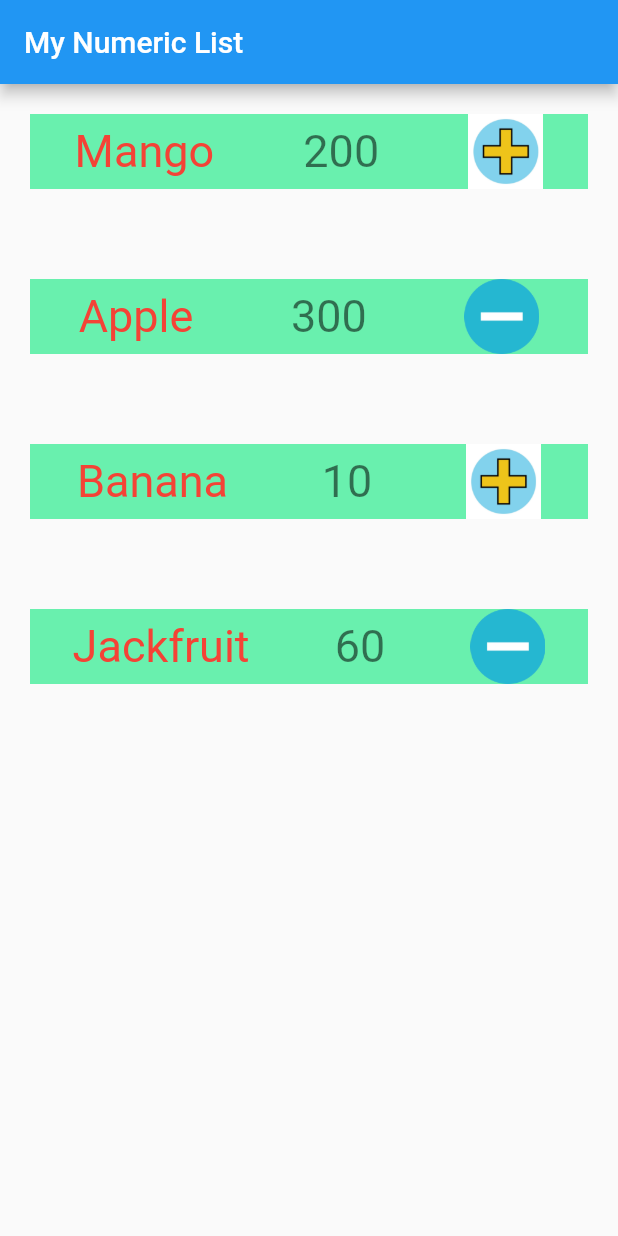
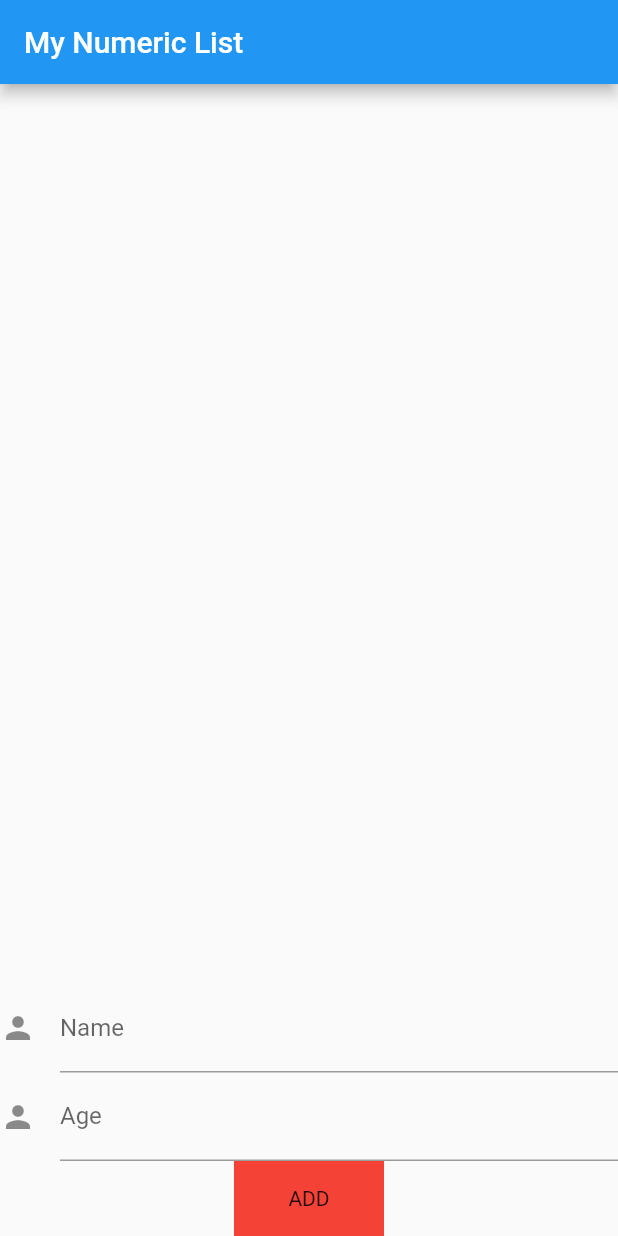
Before and after one commit to FakhrulASA/flutter_list_class_2, a Flutter app: the screen it shows after launch, on a phone screen of 412 x 824 dp. Run offline on Flutter 3.47's test engine with Material 2 defaults, Android fonts, the phone set to English and light mode, and no system bars.

Commit message:
- plus/minus

```diff
--- a/lib/main.dart
+++ b/lib/main.dart
@@ -12,9 +12,12 @@ class MyListView extends StatefulWidget {
 }
 
 class _MyListViewState extends State<MyListView> {
-  List<String> myList = ["Mango", "Apple", "Banana", "Jackfruit"];
-  List<String> myListPrice = ["200", "300", "10", "60"];
-  List<String> myListImage = ["asset/plus.png", "asset/minus.png", "asset/plus.png", "asset/minus.png"];
+  List<String> myList = [];
+  List<String> myListPrice = [];
+  String plus = "asset/plus.png";
+  String minus = "asset/minus.png";
+  String name = "";
+  String age = "";
   @override
   Widget build(BuildContext context) {
     return MaterialApp(
@@ -24,12 +27,16 @@ class _MyListViewState extends State<MyListView> {
           title: Text("My Numeric List"),
         ),
         body: Container(
+            child: Column(
+          children: [
+            Expanded(
               child: ListView.builder(
                 itemCount: myList.length,
                 itemBuilder: (BuildContext context, int index) {
                   return Padding(
                     padding: EdgeInsets.all(20),
                     child: Column(
+                      mainAxisSize: MainAxisSize.max,
                       children: [
                         Container(
                           color: Colors.greenAccent,
@@ -38,23 +45,72 @@ class _MyListViewState extends State<MyListView> {
                             children: [
                               Text(
                                 myList[index],
-                          style: TextStyle(fontSize: 30, color: Colors.red),
+                                style:
+                                    TextStyle(fontSize: 30, color: Colors.red),
                               ),
                               Text(
                                 myListPrice[index],
-                          style: TextStyle(fontSize: 30, color: Colors.black54),
+                                style: TextStyle(
+                                    fontSize: 30, color: Colors.black54),
                               ),
-                        Image.asset(myListImage[index],width: 50,height: 50,)
+                              Image.asset(myList[index] == "plus"?plus:minus,height: 50,width: 50,)
                             ],
                           ),
                         ),
                         SizedBox(
                           height: 20,
-                  )
+                        ),
                       ],
                     ),
                   );
                 },
+              ),
+            ),
+            Column(
+              children: [
+                TextFormField(
+                  decoration: const InputDecoration(
+                    icon: Icon(Icons.person),
+                    hintText: 'What do people call you?',
+                    labelText: 'Name',
+                  ),
+                  onChanged: (value) {
+                    name = value;
+                    setState(() {
+
+                    });
+                  },
+                ),
+                TextFormField(
+                    decoration: InputDecoration(
+                      icon: Icon(Icons.person),
+                      hintText: 'What is your age?',
+                      labelText: 'Age',
+                    ),
+                    onChanged: (typed) {
+                      age = typed;
+                      setState(() {
+
+                      });
+                    }),
+                GestureDetector(
+                  onTap: (){
+                    myList.add(name);
+                    myListPrice.add(age);
+                    setState(() {
+
+                    });
+                  },
+                  child: Container(
+                    height: 50,
+                    width: 100,
+                    color: Colors.red,
+                    child: Center(child: Text("ADD")),
+                  ),
+                )
+              ],
+            )
+          ],
         )),
       ),
     );
```
Lines whose indentation alone changed are shown as unchanged.
